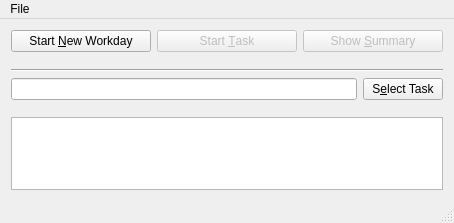
Before: the Qt Designer form ui/worktracker.ui in the-codeslinger/WorkTracker, drawn with Qt 5.
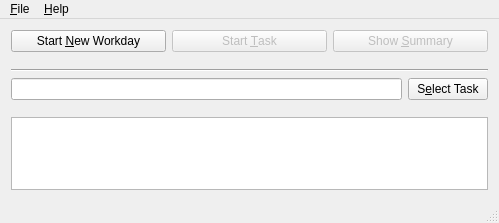
After: the same form once the commit is applied. Icons and pictures are not drawn.

```diff
--- a/ui/worktracker.ui
+++ b/ui/worktracker.ui
@@ -6,7 +6,7 @@
    <rect>
     <x>0</x>
     <y>0</y>
-    <width>454</width>
+    <width>499</width>
     <height>223</height>
    </rect>
   </property>
@@ -158,17 +158,25 @@
     <rect>
      <x>0</x>
      <y>0</y>
-     <width>454</width>
+     <width>499</width>
      <height>21</height>
     </rect>
    </property>
    <widget class="QMenu" name="menuFile">
     <property name="title">
-     <string>File</string>
+     <string>&amp;File</string>
     </property>
     <addaction name="actionQuit"/>
    </widget>
+   <widget class="QMenu" name="menuHelp">
+    <property name="title">
+     <string>&amp;Help</string>
+    </property>
+    <addaction name="actionAbout_QT"/>
+    <addaction name="actionAbout"/>
+   </widget>
    <addaction name="menuFile"/>
+   <addaction name="menuHelp"/>
   </widget>
   <widget class="QStatusBar" name="statusBar"/>
   <action name="actionQuit">
```
Left out of the diff: 53 changed lines with no effect on the pictures.
